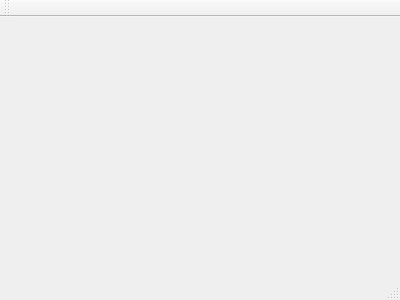
Above: mainwindow.ui from yuntan/WaveRoom before the change. Below: the same form after it.
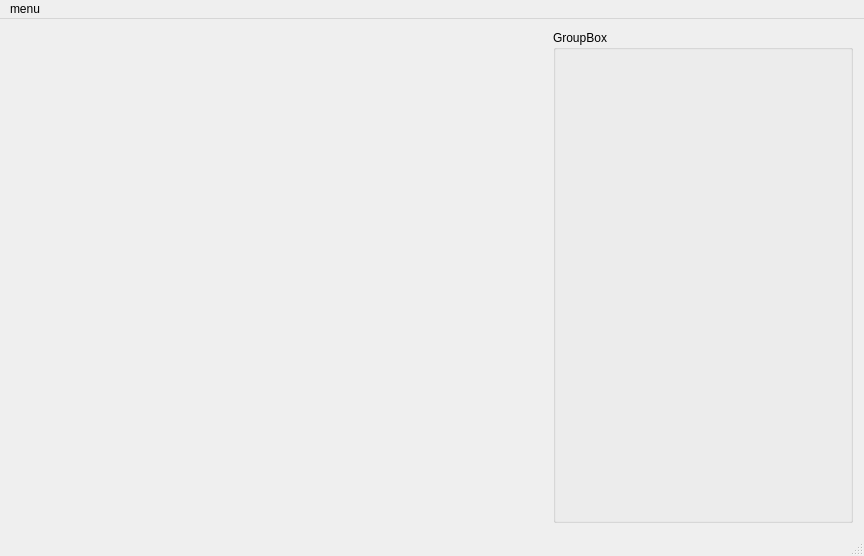
That is the form after the change. Custom widgets are drawn as their Qt base class.

The edit to the form file:
```diff
--- a/mainwindow.ui
+++ b/mainwindow.ui
@@ -1,24 +1,86 @@
 <ui version="4.0">
  <class>MainWindow</class>
- <widget class="QMainWindow" name="MainWindow" >
-  <property name="geometry" >
+ <widget class="QMainWindow" name="MainWindow">
+  <property name="geometry">
    <rect>
     <x>0</x>
     <y>0</y>
-    <width>400</width>
-    <height>300</height>
+    <width>864</width>
+    <height>556</height>
    </rect>
   </property>
-  <property name="windowTitle" >
-   <string>MainWindow</string>
+  <property name="minimumSize">
+   <size>
+    <width>640</width>
+    <height>480</height>
+   </size>
   </property>
-  <widget class="QMenuBar" name="menuBar" />
-  <widget class="QToolBar" name="mainToolBar" />
-  <widget class="QWidget" name="centralWidget" />
-  <widget class="QStatusBar" name="statusBar" />
+  <property name="windowTitle">
+   <string>WaveRoom</string>
+  </property>
+  <widget class="QWidget" name="centralWidget">
+   <layout class="QHBoxLayout" name="horizontalLayout">
+    <item>
+     <widget class="GLWidget" name="glWidget" native="true">
+      <property name="cursor">
+       <cursorShape>ArrowCursor</cursorShape>
+      </property>
+     </widget>
+    </item>
+    <item>
+     <widget class="QGroupBox" name="groupBox">
+      <property name="sizePolicy">
+       <sizepolicy hsizetype="Fixed" vsizetype="Preferred">
+        <horstretch>0</horstretch>
+        <verstretch>0</verstretch>
+       </sizepolicy>
+      </property>
+      <property name="minimumSize">
+       <size>
+        <width>300</width>
+        <height>0</height>
+       </size>
+      </property>
+      <property name="title">
+       <string>GroupBox</string>
+      </property>
+     </widget>
+    </item>
+   </layout>
+  </widget>
+  <widget class="QMenuBar" name="menuBar">
+   <property name="geometry">
+    <rect>
+     <x>0</x>
+     <y>0</y>
+     <width>864</width>
+     <height>19</height>
+    </rect>
+   </property>
+   <widget class="QMenu" name="menuMenu">
+    <property name="title">
+     <string>menu</string>
+    </property>
+    <addaction name="actionQuit"/>
+   </widget>
+   <addaction name="menuMenu"/>
+  </widget>
+  <widget class="QStatusBar" name="statusBar"/>
+  <action name="actionQuit">
+   <property name="text">
+    <string>quit</string>
+   </property>
+  </action>
  </widget>
- <layoutDefault spacing="6" margin="11" />
- <pixmapfunction></pixmapfunction>
+ <layoutdefault spacing="6" margin="11"/>
+ <customwidgets>
+  <customwidget>
+   <class>GLWidget</class>
+   <extends>QWidget</extends>
+   <header>glwidget.h</header>
+   <container>1</container>
+  </customwidget>
+ </customwidgets>
  <resources/>
  <connections/>
 </ui>
```
Left out of the diff: 1 changed line with no effect on the pictures.
